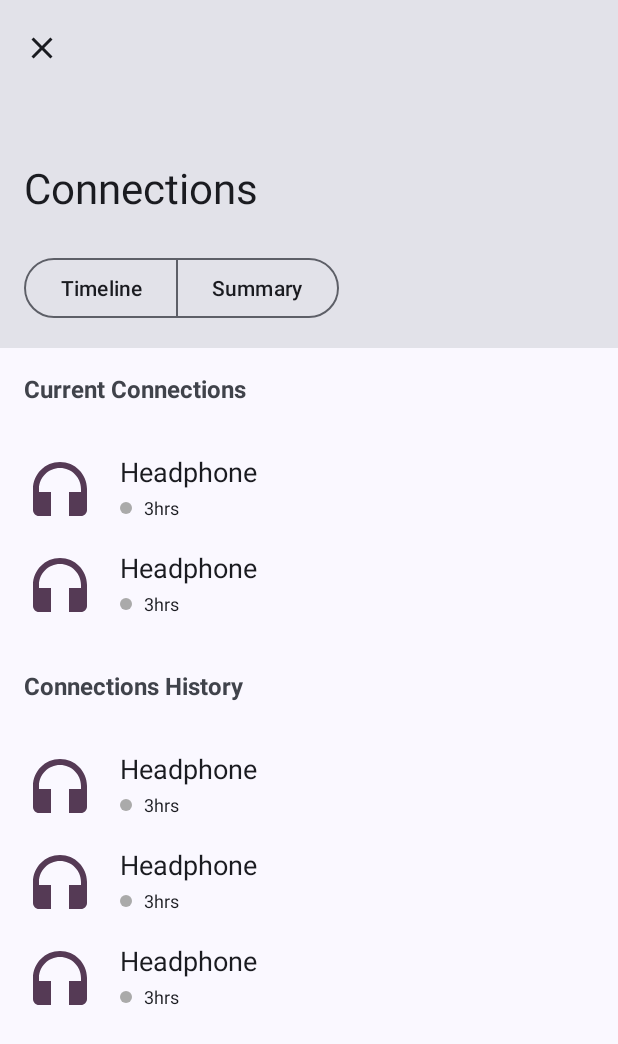
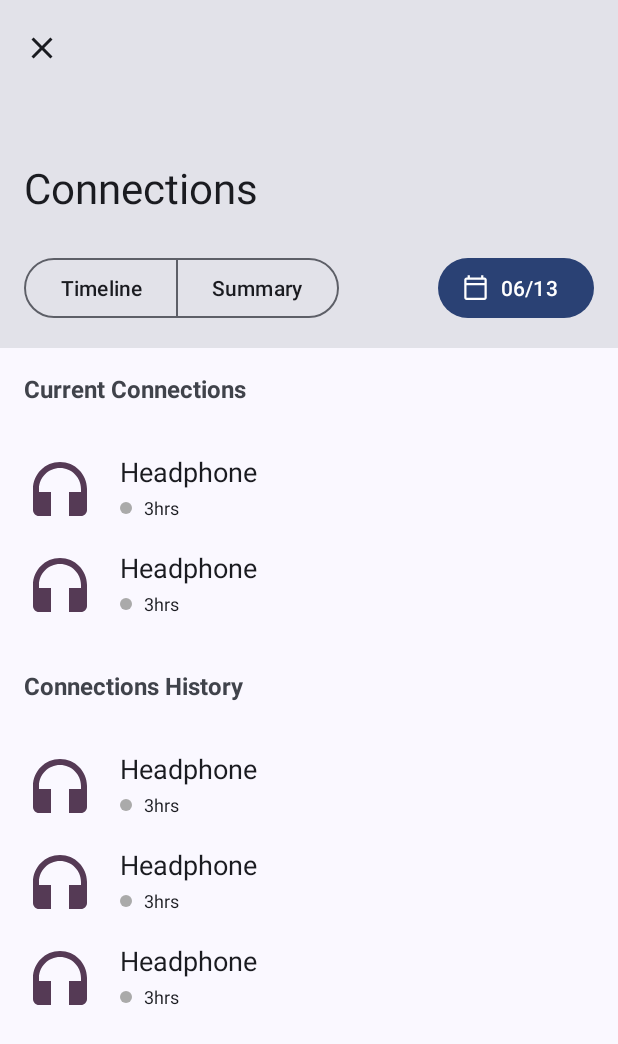
Before and after one commit to Steve-Mr/LiveInPeace, an Android app: the layout activity_history.xml on its own in the app's theme, with its tools: preview values and no code run, on a phone screen of 412 x 824 dp. Shown: the top 1044 px of the screen. Run offline under Robolectric (Android 15) with nearby library versions, the light colour scheme and no system bars.

```diff
--- a/app/build.gradle
+++ b/app/build.gradle
@@ -57,6 +57,9 @@ android {
             proguardFiles getDefaultProguardFile('proguard-android-optimize.txt'), 'proguard-rules.pro'
             signingConfig signingConfigs.release
         }
+        debug {
+            signingConfig signingConfigs.release
+        }
     }
     compileOptions {
         sourceCompatibility JavaVersion.VERSION_1_8
--- a/app/src/main/java/com/maary/liveinpeace/Constants.kt
+++ b/app/src/main/java/com/maary/liveinpeace/Constants.kt
@@ -48,5 +48,7 @@ class Constants {
         const val ID_NOTIFICATION_GROUP_FORE = "LIP_notification_group_foreground"
         const val ID_NOTIFICATION_GROUP_SETTINGS = "LIP_notification_group_settings"
         const val ID_NOTIFICATION_GROUP_ALERTS = "LIP_notification_group_alerts"
+        const val PATTERN_DATE_DATABASE = "yyyy-MM-dd"
+        const val PATTERN_DATE_BUTTON = "MM/dd"
     }
 }
--- /dev/null
+++ b/app/src/main/res/drawable/ic_calendar.xml
@@ -0,0 +1,5 @@
+<vector android:height="24dp" android:tint="#000000"
+    android:viewportHeight="24" android:viewportWidth="24"
+    android:width="24dp" xmlns:android="http://schemas.android.com/apk/res/android">
+    <path android:fillColor="@android:color/white" android:pathData="M20,3h-1L19,1h-2v2L7,3L7,1L5,1v2L4,3c-1.1,0 -2,0.9 -2,2v16c0,1.1 0.9,2 2,2h16c1.1,0 2,-0.9 2,-2L22,5c0,-1.1 -0.9,-2 -2,-2zM20,21L4,21L4,10h16v11zM20,8L4,8L4,5h16v3z"/>
+</vector>
--- a/app/src/main/res/layout/activity_history.xml
+++ b/app/src/main/res/layout/activity_history.xml
@@ -37,13 +37,19 @@
 
             </com.google.android.material.appbar.CollapsingToolbarLayout>
 
+            <androidx.constraintlayout.widget.ConstraintLayout
+                android:layout_width="match_parent"
+                android:layout_height="wrap_content"
+                android:layout_margin="16dp">
+
                 <com.google.android.material.button.MaterialButtonToggleGroup
                     android:id="@+id/toggle_history"
                     android:layout_width="wrap_content"
                     android:layout_height="wrap_content"
-                android:layout_margin="16dp"
                     android:background="@android:color/transparent"
                     app:selectionRequired="true"
+                    app:layout_constraintStart_toStartOf="parent"
+                    app:layout_constraintTop_toTopOf="parent"
                     app:singleSelection="true">
                     <Button
                         android:id="@+id/button_timeline"
@@ -59,6 +65,19 @@
                         android:layout_height="wrap_content"
                         android:text="@string/summary" />
                 </com.google.android.material.button.MaterialButtonToggleGroup>
+
+
+                <Button
+                    android:id="@+id/button_calendar"
+                    style="@style/Widget.Material3.Button.Icon"
+                    android:layout_width="wrap_content"
+                    android:layout_height="wrap_content"
+                    app:icon = "@drawable/ic_calendar"
+                    app:layout_constraintTop_toTopOf="parent"
+                    app:layout_constraintEnd_toEndOf="parent"
+                    tools:text="06/13"/>
+
+            </androidx.constraintlayout.widget.ConstraintLayout>
 
         </com.google.android.material.appbar.AppBarLayout>
 
--- a/app/src/main/res/values/strings.xml
+++ b/app/src/main/res/values/strings.xml
@@ -29,6 +29,7 @@
     <string name="connections_history">Connections History</string>
     <string name="has_already_connected_for">Already connected</string>
     <string name="device_connection_state">Device connection state indicator</string>
+    <string name="select_date">Select a Date</string>
     <string-array name="array_volume_comment">
         <item>Shhhhhhh…</item>
         <item>Perfectly Balanced, As All Things Should Be…</item>
```
Also changed, not shown: app/src/main/java/com/maary/liveinpeace/HistoryActivity.kt (+75 -21 lines), 2 other files. Lines whose indentation alone changed are shown as unchanged.
